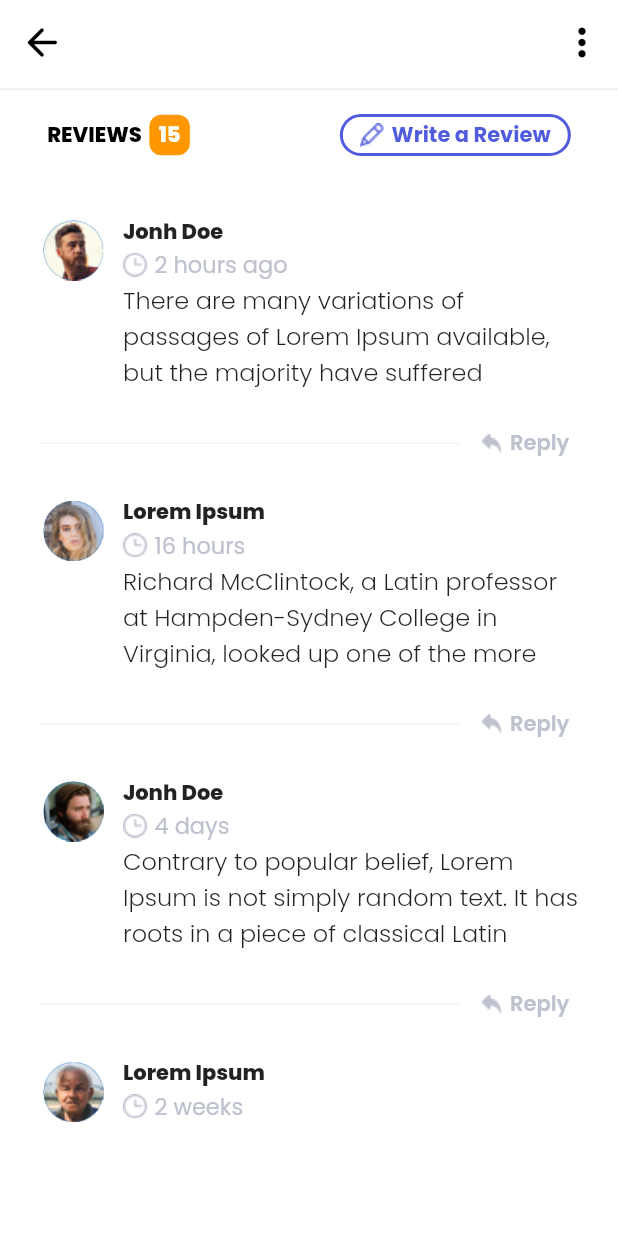
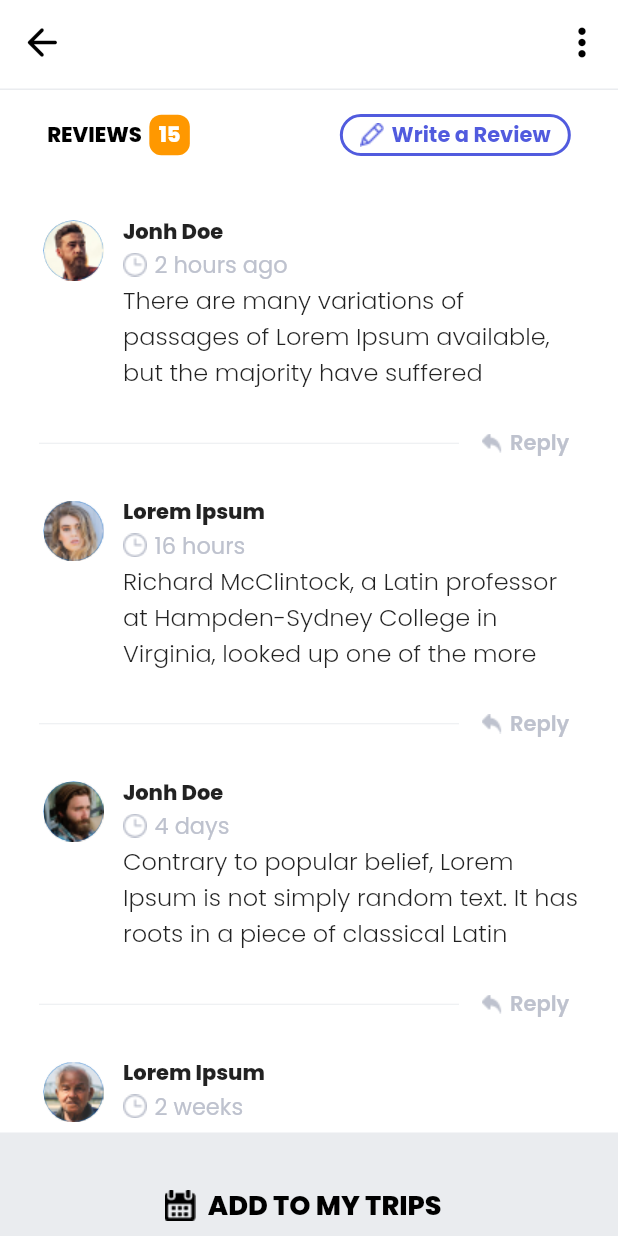
Before and after one commit to alihangedik/ad_gu-UI, a Flutter app: the DetailsReview screen opened directly, on a phone screen of 412 x 824 dp. Run offline on Flutter 3.47's test engine with Material 2 defaults, Android fonts, the phone set to English and light mode, and no system bars; our stand-ins replace carousel_slider.

Commit message:
Update detaisl_reviews_page.dart

```diff
--- a/lib/screens/detaisl_reviews_page.dart
+++ b/lib/screens/detaisl_reviews_page.dart
@@ -12,7 +12,6 @@ class _DetailsReviewState extends State<DetailsReview> {
   @override
   Widget build(BuildContext context) {
     return Scaffold(
-
       backgroundColor: Colors.white,
       appBar: AppBar(
         bottom: PreferredSize(
@@ -161,7 +160,7 @@ class _DetailsReviewState extends State<DetailsReview> {
                       text:
                           "Richard McClintock, a Latin professor\nat Hampden-Sydney College in\nVirginia, looked up one of the more",
                     ),
-                     const SizedBox(
+                    const SizedBox(
                       height: 25,
                     ),
                     Row(
@@ -234,7 +233,35 @@ class _DetailsReviewState extends State<DetailsReview> {
               ],
             ),
           ),
-
+          Container(
+            height: 97,
+            decoration: BoxDecoration(color: Color(0xffEAECEF)),
+            child: Row(
+              mainAxisAlignment: MainAxisAlignment.center,
+              crossAxisAlignment: CrossAxisAlignment.center,
+              children: [
+                Image.asset(
+                  "assets/images/my-trips.png",
+                  scale: 1.2,
+                  color: Colors.black,
+                ),
+                TextButton(
+                  style:  ButtonStyle(
+                    overlayColor: MaterialStateColor.resolveWith((states) => Colors.transparent)
+                  ),
+                  onPressed: () {},
+                  child: const Text(
+                    "ADD TO MY TRIPS",
+                    style: TextStyle(
+                      fontFamily: "Poppins-ExtraBold",
+                      fontSize: 18,
+                      color: Colors.black,
+                    ),
+                  ),
+                )
+              ],
+            ),
+          )
         ],
       ),
     );
```
